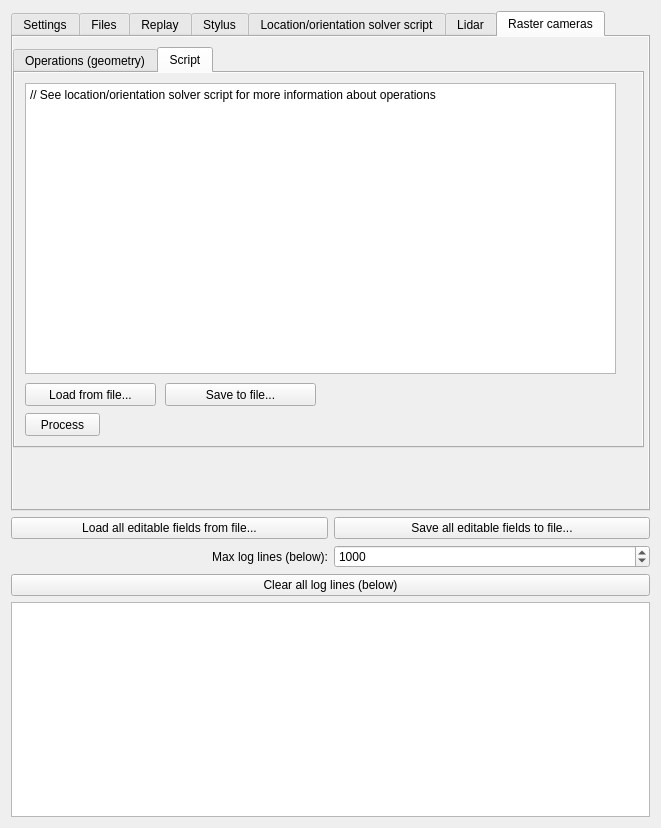
First picture: the form in PostProcessing/postprocessingform.ui, repository GNSS-Stylist/GNSS-Stylus, before the edit.
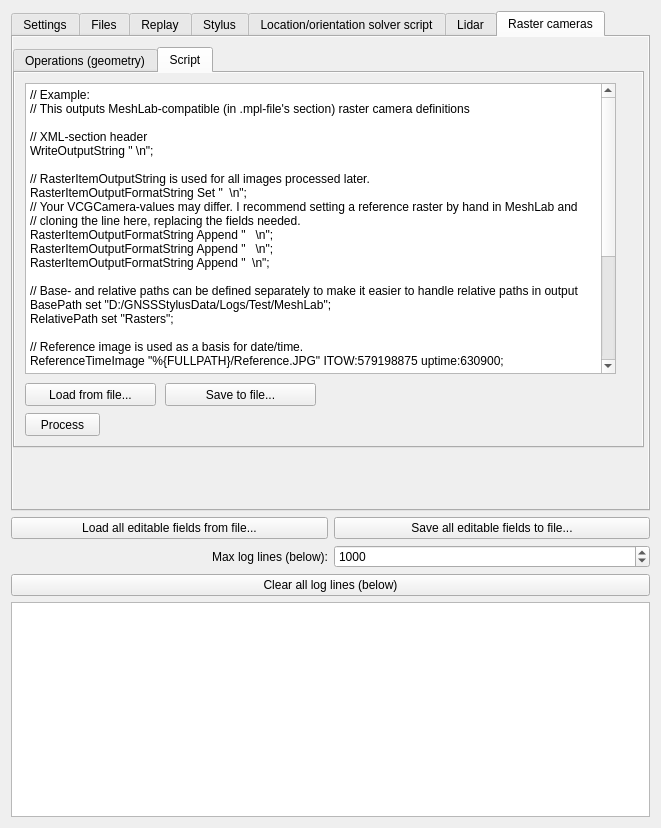
Second picture: the form after the edit. The open tabs and pages were chosen to show the change.

Commit message:
Tuned tooltips and moved longer helps to "whatsThis" instead
Long tooltips covering huge areas over text editors were quite annoying.

What changed in the file:
```diff
--- a/PostProcessing/postprocessingform.ui
+++ b/PostProcessing/postprocessingform.ui
@@ -3620,7 +3620,39 @@
           <enum>QPlainTextEdit::NoWrap</enum>
          </property>
          <property name="plainText">
-          <string>// See location/orientation solver script for more information about operations</string>
+          <string>// Example:
+// This outputs MeshLab-compatible (in .mpl-file's section) raster camera definitions
+
+// XML-section header
+WriteOutputString &quot; &lt;RasterGroup&gt;\n&quot;;
+
+// RasterItemOutputString is used for all images processed later.
+RasterItemOutputFormatString Set &quot;  &lt;MLRaster label=\&quot;%{FULLFILEPATH}\&quot;&gt;\n&quot;;
+// Your VCGCamera-values may differ. I recommend setting a reference raster by hand in MeshLab and
+// cloning the line here, replacing the fields needed.
+RasterItemOutputFormatString Append &quot;   &lt;VCGCamera TranslationVector=\&quot;%{TRANSLATION_NEGATED_X} %{TRANSLATION_NEGATED_Y} %{TRANSLATION_NEGATED_Z} 1\&quot; FocalMm=\&quot;32.614948\&quot; CenterPx=\&quot;2448 1836\&quot; CameraType=\&quot;0\&quot; LensDistortion=\&quot;0 0\&quot; RotationMatrix=\&quot;%{LINEAR_11} %{LINEAR_12} %{LINEAR_13} 0 %{LINEAR_21} %{LINEAR_22} %{LINEAR_23} 0 %{LINEAR_31} %{LINEAR_32} %{LINEAR_33} 0 0 0 0 1 \&quot; BinaryData=\&quot;0\&quot; PixelSizeMm=\&quot;0.00891736 0.00891736\&quot; ViewportPx=\&quot;4896 3672\&quot;/&gt;\n&quot;;
+RasterItemOutputFormatString Append &quot;   &lt;Plane fileName=\&quot;%{RELATIVEPATH}/%{FILENAME}\&quot; semantic=\&quot;1\&quot;/&gt;\n&quot;;
+RasterItemOutputFormatString Append &quot;  &lt;/MLRaster&gt;\n&quot;;
+
+// Base- and relative paths can be defined separately to make it easier to handle relative paths in output
+BasePath set &quot;D:/GNSSStylusData/Logs/Test/MeshLab&quot;;
+RelativePath set &quot;Rasters&quot;;
+
+// Reference image is used as a basis for date/time.
+ReferenceTimeImage &quot;%{FULLPATH}/Reference.JPG&quot; ITOW:579198875 uptime:630900;
+
+// TimeShift can be used to fix sync. You may like to use negative values here if, for example you
+// tend to move right after taking a photo. Then the location/orientation will be calculated from a time
+// before the actual EXIF-time. Also the resolution of the time here is only 1 s.
+TimeShift -1500;
+
+// This processes files matching the filter in the directory BasePath/RelativePath
+// My camera uses filenames formatted as DSCxxxxx.JPG
+// Timestamps used are ITOWs
+ProcessStills DSC*.JPG itows;
+
+// XML-section ending tag
+WriteOutputString &quot; &lt;/RasterGroup&gt;&quot;;</string>
          </property>
         </widget>
         <widget class="QPushButton" name="pushButton_RasterCameras_Script_Process">
```
Left out of the diff: 153 changed lines with no effect on the pictures.
